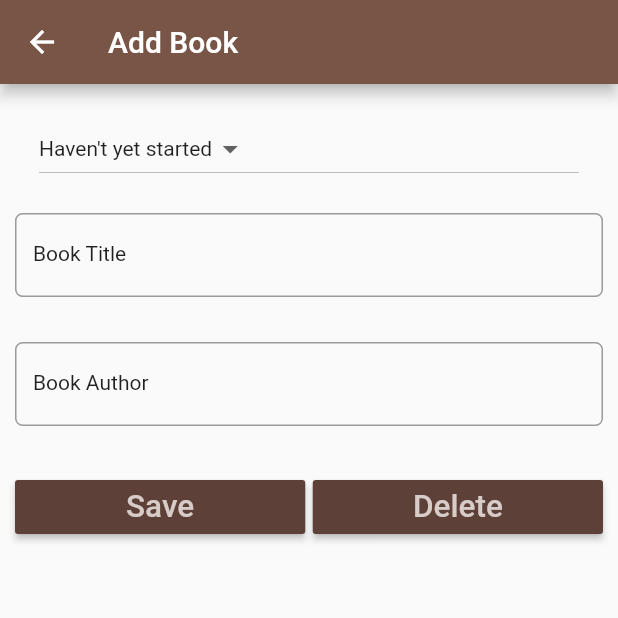
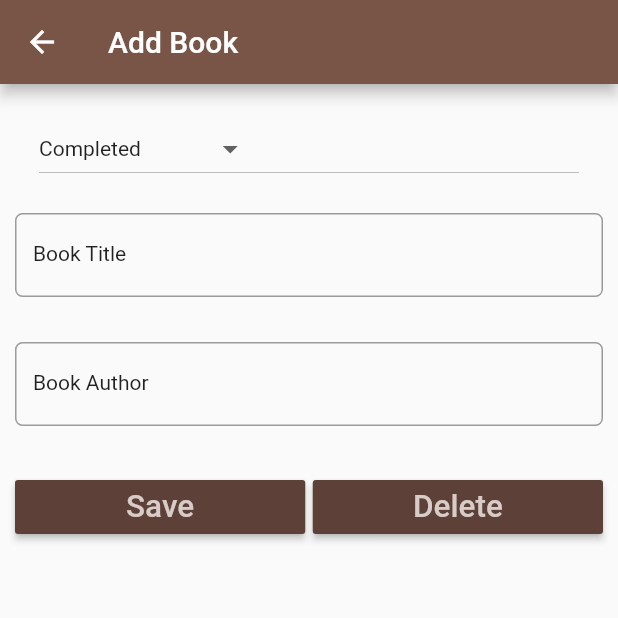
Before and after one commit to shumbaashley/book_logger, a Flutter app: the screen it shows after launch, after a tap on the "add" icon, on a phone screen of 412 x 824 dp, the top half of it. Run offline on Flutter 3.47's test engine with Material 2 defaults, Android fonts, the phone set to English and light mode, and no system bars; our stand-ins replace sqflite; accounts and stored records are empty.

```diff
--- a/lib/main.dart
+++ b/lib/main.dart
@@ -1,4 +1,3 @@
-import 'package:book_logger/screens/book_detail.dart';
 import 'package:book_logger/screens/book_list.dart';
 import 'package:flutter/material.dart';
 
--- a/lib/models/book.dart
+++ b/lib/models/book.dart
@@ -7,8 +7,8 @@ class Book {
   String _dateStarted;
   String _dateFinished;
 
-  Book(this._status, this._title, this._author, this._dateAdded,
-      [this._dateFinished, this._dateStarted]);
+  Book(this._status, this._title, this._author, [this._dateAdded,
+      this._dateFinished, this._dateStarted]);
 
   Book.withId(
       this._id, this._status, this._title, this._author, this._dateAdded,
--- a/lib/screens/book_detail.dart
+++ b/lib/screens/book_detail.dart
@@ -1,39 +1,49 @@
+import 'package:book_logger/models/book.dart';
+import 'package:book_logger/utils/helper.dart';
 import 'package:flutter/material.dart';
+import 'package:intl/intl.dart';
 
 class BookDetail extends StatefulWidget {
-  String appBarTitle;
-
-  BookDetail(this.appBarTitle);
+  final String appBarTitle;
+  final Book book;
+  BookDetail(this.book, this.appBarTitle);
 
   @override
-  _BookDetailState createState() => _BookDetailState(this.appBarTitle);
+  _BookDetailState createState() =>
+      _BookDetailState(this.book, this.appBarTitle);
 }
 
 class _BookDetailState extends State<BookDetail> {
+  DatabaseHelper databaseHelper = DatabaseHelper();
 
   String appBarTitle;
+  Book book;
+  _BookDetailState(this.book, this.appBarTitle);
 
-
-  _BookDetailState(this.appBarTitle);
-
-
-  static const _indicators = [
-    "Haven't yet started",
-    "In Progress",
-    "Completed"
-  ];
-
+  TextEditingController bookTitle = TextEditingController();
+  TextEditingController bookAuthor = TextEditingController();
+  static const _statuses = ["Haven't yet started", "In Progress", "Completed"];
 
   @override
   Widget build(BuildContext context) {
     TextStyle textStyle = Theme.of(context).textTheme.bodyText2;
 
-    TextEditingController bookTitle = TextEditingController();
-    TextEditingController bookAuthor = TextEditingController();
+    bookTitle.text = book.title;
+    bookAuthor.text = book.author;
 
-    return Scaffold(
+    return WillPopScope(
+        onWillPop: () {
+          moveToLastScreen();
+        },
+        child: Scaffold(
           appBar: AppBar(
             title: Text(appBarTitle),
+            leading: IconButton(
+              icon: Icon(Icons.arrow_back),
+              onPressed: () {
+                moveToLastScreen();
+              },
+            ),
           ),
           body: Padding(
             padding: EdgeInsets.only(top: 15.0, left: 10.0, right: 10.0),
@@ -41,17 +51,18 @@ class _BookDetailState extends State<BookDetail> {
               children: <Widget>[
                 ListTile(
                     title: DropdownButton(
-              items: _indicators.map((String indicatorItem) {
+                  items: _statuses.map((String statusItem) {
                     return DropdownMenuItem<String>(
-                  value: indicatorItem,
-                  child: Text(indicatorItem),
+                      value: statusItem,
+                      child: Text(statusItem),
                     );
                   }).toList(),
-              value: "Haven't yet started",
+                  value: getStatusAsString(book.status),
                   style: textStyle,
                   onChanged: (valueSelected) {
                     setState(() {
                       debugPrint('User selected $valueSelected');
+                      updateStatusAsInt(valueSelected);
                     });
                   },
                 )),
@@ -62,6 +73,7 @@ class _BookDetailState extends State<BookDetail> {
                     style: textStyle,
                     onChanged: (value) {
                       debugPrint('Something is being typed');
+                      updateTitle();
                     },
                     decoration: InputDecoration(
                         labelText: 'Book Title',
@@ -77,6 +89,7 @@ class _BookDetailState extends State<BookDetail> {
                     style: textStyle,
                     onChanged: (value) {
                       debugPrint('Something is being typed');
+                      updateAuthor();
                     },
                     decoration: InputDecoration(
                         labelText: 'Book Author',
@@ -99,6 +112,7 @@ class _BookDetailState extends State<BookDetail> {
                         onPressed: () {
                           setState(() {
                             debugPrint("Save button clicked");
+                            _save();
                           });
                         },
                       ),
@@ -117,6 +131,7 @@ class _BookDetailState extends State<BookDetail> {
                         onPressed: () {
                           setState(() {
                             debugPrint("Delete button clicked");
+                            _delete();
                           });
                         },
                       ),
@@ -126,6 +141,92 @@ class _BookDetailState extends State<BookDetail> {
               ],
             ),
           ),
-    );
+        ));
+  }
+
+  void updateStatusAsInt(String value) {
+    switch (value) {
+      case "Haven't yet started":
+        book.status = 1;
+        break;
+      case "In Progress":
+        book.status = 2;
+        break;
+      case "Completed":
+        book.status = 3;
+        break;
     }
   }
+
+  String getStatusAsString(int value) {
+    String status;
+    switch (value) {
+      case 1:
+        status = _statuses[0];
+        break;
+      case 2:
+        status = _statuses[1];
+        break;
+      case 3:
+        status = _statuses[2];
+        break;
+    }
+    return status;
+  }
+
+  void updateTitle() {
+    book.title = bookTitle.text;
+  }
+
+  void updateAuthor() {
+    book.title = bookAuthor.text;
+  }
+
+  void _delete() async {
+    moveToLastScreen();
+
+    if (book.id == null) {
+      _showAlertDialog('Status', 'Book could not be deleted.');
+      return;
+    }
+
+    int result = await databaseHelper.deleteBook(book.id);
+
+    if (result != 0) {
+      _showAlertDialog('Status', 'Book has been deleted successfully');
+    } else {
+      _showAlertDialog('Status', 'Oops! Book could not be deleted.');
+    }
+  }
+
+  void _save() async {
+    moveToLastScreen();
+
+    book.dateAdded = DateFormat.yMMMd().format(DateTime.now());
+
+    int result;
+    if (book.id != null) {
+      result = await databaseHelper.updateBook(book);
+    } else {
+      result = await databaseHelper.insertBook(book);
+    }
+
+    if (result != 0) {
+      _showAlertDialog('Status', 'Book has been saved successfully');
+    } else {
+      _showAlertDialog('Status', 'Oops! Book could not be saved.');
+    }
+  }
+
+  void _showAlertDialog(String title, String message) {
+    AlertDialog alertDialog = AlertDialog(
+      title: Text(title),
+      content: Text(message),
+    );
+    showDialog(context: context, builder: (_) => alertDialog);
+  }
+
+  void moveToLastScreen() {
+    Navigator.pop(context, true);
+  }
+}
--- a/lib/screens/book_list.dart
+++ b/lib/screens/book_list.dart
@@ -1,3 +1,6 @@
+import 'package:book_logger/models/book.dart';
+import 'package:book_logger/utils/helper.dart';
+import 'package:sqflite/sqflite.dart';
 import 'package:book_logger/screens/book_detail.dart';
 import 'package:flutter/material.dart';
 
@@ -9,17 +12,24 @@ class BookList extends StatefulWidget {
 }
 
 class BookListState extends State<BookList> {
+  DatabaseHelper databaseHelper = DatabaseHelper();
+  List<Book> bookList;
   int count = 0;
 
   @override
   Widget build(BuildContext context) {
+    if (bookList == null) {
+      bookList = List<Book>();
+      updateListView();
+    }
+
     return Scaffold(
       appBar: AppBar(title: Text('Books')),
       body: getBookListView(),
       floatingActionButton: FloatingActionButton(
         onPressed: () {
           debugPrint("Button Tapped");
-          goToDetail('Add Book');
+          goToDetail(Book(3, '', ''), 'Add Book');
         },
         tooltip: 'Add Book',
         child: Icon(Icons.add),
@@ -38,21 +48,24 @@ class BookListState extends State<BookList> {
           elevation: 2.0,
           child: ListTile(
             leading: CircleAvatar(
-              backgroundColor: Colors.yellow,
-              child: Icon(Icons.book),
-            ),
+                backgroundColor: getStatusColor(this.bookList[position].status),
+                child: getStatusIcon(this.bookList[position].status)),
             title: Text(
-              'The 4 Hour Work Week',
+              this.bookList[position].title,
               style: titleStyle,
             ),
-            subtitle: Text('Timothy Ferriss'),
-            trailing: Icon(
-              Icons.edit,
-              color: Colors.grey,
-            ),
+            subtitle: Text(this.bookList[position].dateAdded),
+            trailing: GestureDetector(
+                child: Icon(
+                  Icons.edit,
+                  color: Colors.grey,
+                ),
+                onTap: () {
+                  print(this.bookList[position].id);
+                }),
             onTap: () {
               print('Card Tapped');
-              goToDetail('Edit Book');
+              goToDetail(this.bookList[position], 'Edit Book');
             },
           ),
         );
@@ -60,9 +73,71 @@ class BookListState extends State<BookList> {
     );
   }
 
-  void goToDetail(String title) {
-    Navigator.push(context, MaterialPageRoute(builder: (context) {
-      return BookDetail(title);
+  Color getStatusColor(int status) {
+    switch (status) {
+      case 1:
+        return Colors.red;
+        break;
+      case 2:
+        return Colors.yellow;
+        break;
+      case 3:
+        return Colors.green;
+        break;
+      default:
+        return Colors.red;
+        break;
+    }
+  }
+
+  Icon getStatusIcon(int status) {
+    switch (status) {
+      case 1:
+        return Icon(Icons.book);
+        break;
+      case 2:
+        return Icon(Icons.book_online);
+        break;
+      case 3:
+        return Icon(Icons.bookmark);
+        break;
+      default:
+        return Icon(Icons.book);
+        break;
+    }
+  }
+
+  void _delete(BuildContext context, Book book) async {
+    int result = await databaseHelper.deleteBook(book.id);
+    if (result != 0) {
+      _showSnackBar(context, 'Note successfully deleted');
+      updateListView();
+    }
+  }
+
+  void _showSnackBar(BuildContext context, String message) {
+    final snackBar = SnackBar(content: Text(message));
+    Scaffold.of(context).showSnackBar(snackBar);
+  }
+
+  void updateListView() async {
+    final Database db = await databaseHelper.initializeDatabase();
+    List<Book> bookList = await databaseHelper.getBookList();
+
+    setState(() {
+      this.bookList = bookList;
+      this.count = bookList.length;
+    });
+  }
+
+  void goToDetail(Book book, String title) async {
+    bool result =
+        await Navigator.push(context, MaterialPageRoute(builder: (context) {
+      return BookDetail(book, title);
     }));
+
+    if (result == true) {
+      updateListView();
+    }
   }
 }
--- a/lib/utils/helper.dart
+++ b/lib/utils/helper.dart
@@ -14,7 +14,7 @@ class DatabaseHelper {
   String title = 'title';
   String author = 'author';
   String status = 'status';
-  String dateAdded = 'status';
+  String dateAdded = 'dateAdded';
 
   factory DatabaseHelper() {
     if (_databaseHelper == null) {
@@ -44,7 +44,7 @@ class DatabaseHelper {
 
   void _createDb(Database db, int newVersion) async {
     await db.execute(
-        'CREATE TABLE $bookTable($id INTEGER PRIMARY KEY AUTO INCREMENT, $title TEXT, $author TEXT, $status INTEGER, $dateAdded TEXT)');
+        'CREATE TABLE $bookTable($id INTEGER PRIMARY KEY AUTOINCREMENT, $title TEXT, $author TEXT, $status INTEGER, $dateAdded TEXT)');
   }
 
   // Get all book objects from db
@@ -91,4 +91,18 @@ class DatabaseHelper {
     int result = Sqflite.firstIntValue(x);
     return result;
   }
+
+  // Get Map List and convert it to Book List
+  Future<List<Book>> getBookList() async {
+    var bookMapList = await getBookMapList();
+    int count = bookMapList.length;
+
+    List<Book> bookList = List<Book>();
+
+    for (int i = 0; i < count; i++) {
+      bookList.add(Book.fromMapObject(bookMapList[i]));
+    }
+
+    return bookList;
+  }
 }
```
Lines whose indentation alone changed are shown as unchanged.
